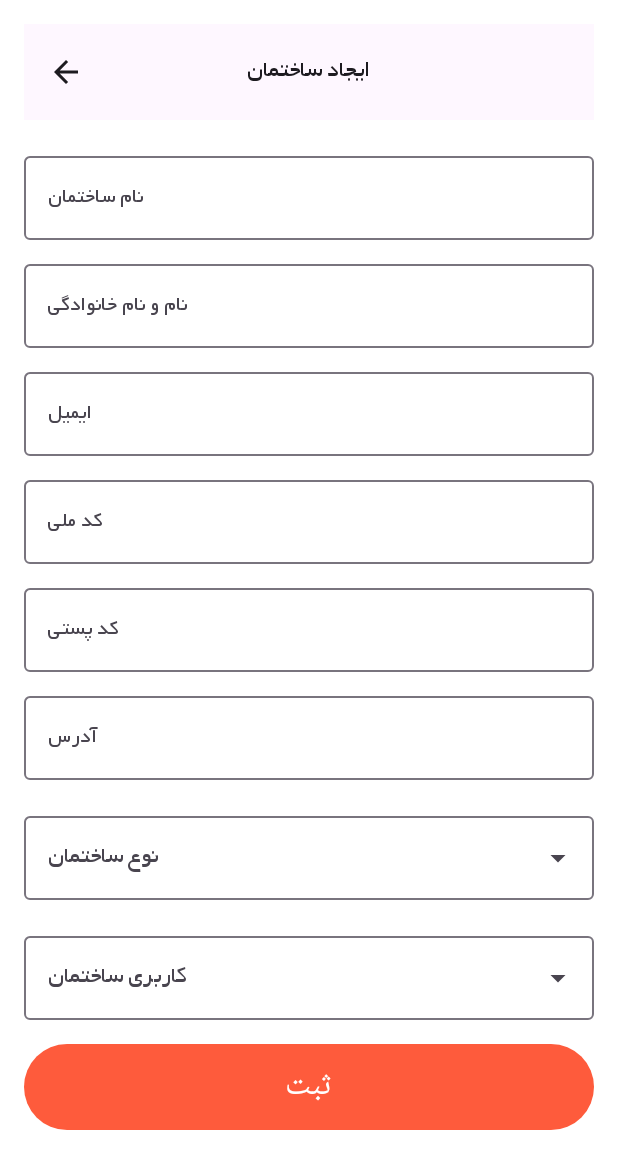
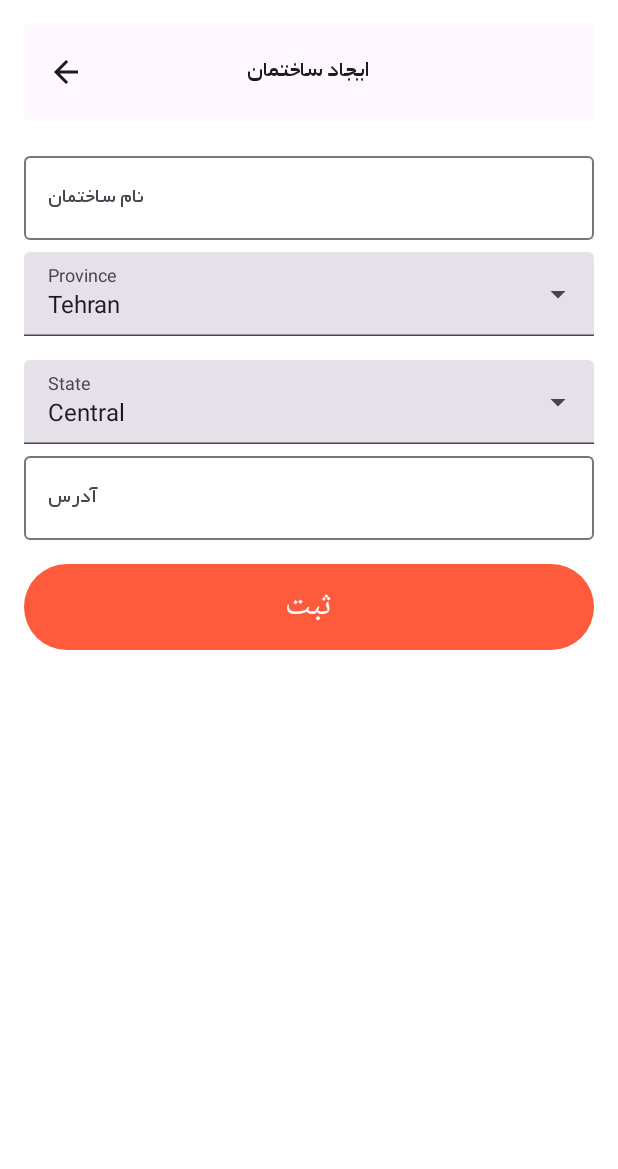
Before and after one commit to saraMousavi/Delta, an Android app built with Jetpack Compose: the screen it shows after launch (BuildingFormActivity), after a tap on "Add Building", on a phone screen of 412 x 824 dp. Shown: the top 1169 px of the screen. Run offline under Robolectric (Android 15) with nearby library versions, the phone set to English and light mode, and no system bars; our stand-ins replace Room's generated code.

Commit message:
Province and State

```diff
--- a/app/src/main/java/com/example/delta/BuildingFormActivity.kt
+++ b/app/src/main/java/com/example/delta/BuildingFormActivity.kt
@@ -63,14 +63,20 @@ fun BuildingFormScreen(
     var postCode by remember { mutableStateOf("") }
     var address by remember { mutableStateOf("") }
     val context = LocalContext.current
-
+    key(viewModel.getAllBuildings()){
     LazyColumn(
         modifier = Modifier
             .fillMaxSize()
             .padding(16.dp)
     ) {
-        item{CenterAlignedTopAppBar(
-            title = { Text( text = context.getString(R.string.buildings_form) , style = MaterialTheme.typography.bodyLarge) },
+        item {
+            CenterAlignedTopAppBar(
+                title = {
+                    Text(
+                        text = context.getString(R.string.buildings_form),
+                        style = MaterialTheme.typography.bodyLarge
+                    )
+                },
                 navigationIcon = {
                     IconButton(onClick = {
                         (context as? BuildingFormActivity)?.finish()
@@ -78,8 +84,9 @@ fun BuildingFormScreen(
                         Icon(Icons.AutoMirrored.Filled.ArrowBack, contentDescription = "Back")
                     }
                 }
-        )}
-        item{Spacer(modifier = Modifier.height(16.dp))}
+            )
+        }
+        item { Spacer(modifier = Modifier.height(16.dp)) }
 
         item {
             OutlinedTextField(
@@ -99,74 +106,78 @@ fun BuildingFormScreen(
         }
 
         item {
-            OutlinedTextField(
-                value = ownerName,
-                onValueChange = { ownerName = it },
-                label = {
-                    Text(
-                        text = context.getString(R.string.name_family),
-                        style = MaterialTheme.typography.titleMedium
-                    )
-                },
-                modifier = Modifier.fillMaxWidth()
-            )
+            ProvinceStateSelector(viewModel = viewModel)
         }
 
-        item {
-            Spacer(modifier = Modifier.height(8.dp))
-        }
+//        item {
+//            OutlinedTextField(
+//                value = ownerName,
+//                onValueChange = { ownerName = it },
+//                label = {
+//                    Text(
+//                        text = context.getString(R.string.name_family),
+//                        style = MaterialTheme.typography.titleMedium
+//                    )
+//                },
+//                modifier = Modifier.fillMaxWidth()
+//            )
+//        }
+//
+//        item {
+//            Spacer(modifier = Modifier.height(8.dp))
+//        }
 
-        item {
-            OutlinedTextField(
-                value = email,
-                onValueChange = { email = it },
-                label = {
-                    Text(
-                        text = context.getString(R.string.email),
-                        style = MaterialTheme.typography.titleMedium
-                    )
-                },
-                modifier = Modifier.fillMaxWidth()
-            )
-        }
+//        item {
+//            OutlinedTextField(
+//                value = email,
+//                onValueChange = { email = it },
+//                label = {
+//                    Text(
+//                        text = context.getString(R.string.email),
+//                        style = MaterialTheme.typography.titleMedium
+//                    )
+//                },
+//                modifier = Modifier.fillMaxWidth()
+//            )
+//        }
+//
+//        item {
+//            Spacer(modifier = Modifier.height(8.dp))
+//        }
 
-        item {
-            Spacer(modifier = Modifier.height(8.dp))
-        }
+//        item {
+//            OutlinedTextField(
+//                value = nationalCode,
+//                onValueChange = { nationalCode = it },
+//                label = {
+//                    Text(
+//                        text = context.getString(R.string.national_code),
+//                        style = MaterialTheme.typography.titleMedium
+//                    )
+//                },
+//                modifier = Modifier.fillMaxWidth()
+//            )
+//        }
+//
+//        item { Spacer(modifier = Modifier.height(8.dp)) }
 
-        item {
-            OutlinedTextField(
-                value = nationalCode,
-                onValueChange = { nationalCode = it },
-                label = {
-                    Text(
-                        text = context.getString(R.string.national_code),
-                        style = MaterialTheme.typography.titleMedium
-                    )
-                },
-                modifier = Modifier.fillMaxWidth()
-            )
-        }
-
-        item{Spacer(modifier = Modifier.height(8.dp))}
-
-        item {
-            OutlinedTextField(
-                value = postCode,
-                onValueChange = { postCode = it },
-                label = {
-                    Text(
-                        text = context.getString(R.string.post_code),
-                        style = MaterialTheme.typography.titleMedium
-                    )
-                },
-                modifier = Modifier.fillMaxWidth()
-            )
-        }
-
-        item {
-            Spacer(modifier = Modifier.height(8.dp))
-        }
+//        item {
+//            OutlinedTextField(
+//                value = postCode,
+//                onValueChange = { postCode = it },
+//                label = {
+//                    Text(
+//                        text = context.getString(R.string.post_code),
+//                        style = MaterialTheme.typography.titleMedium
+//                    )
+//                },
+//                modifier = Modifier.fillMaxWidth()
+//            )
+//        }
+//
+//        item {
+//            Spacer(modifier = Modifier.height(8.dp))
+//        }
 
 
 
@@ -187,43 +198,48 @@ fun BuildingFormScreen(
             Spacer(modifier = Modifier.height(16.dp))
         }
 
-        // Building Type Dropdown
-        item {
-            ExposedDropdownMenuBoxExample(
-                items = buildingTypes,
-                selectedItem = selectedBuildingTypes,
-                onItemSelected = { selectedBuildingTypes = it },
-                label = context.getString(R.string.building_type),
-                itemLabel = { it.buildingTypeName }
-            )
-        }
+//        // Building Type Dropdown
+//        item {
+//            ExposedDropdownMenuBoxExample(
+//                items = buildingTypes,
+//                selectedItem = selectedBuildingTypes,
+//                onItemSelected = { selectedBuildingTypes = it },
+//                label = context.getString(R.string.building_type),
+//                itemLabel = { it.buildingTypeName }
+//            )
+//        }
+//
+//        item {
+//            Spacer(modifier = Modifier.height(16.dp))
+//        }
+//
+//        // Building Usage Dropdown
+//        item {
+//            ExposedDropdownMenuBoxExample(
+//                items = buildingUsages,
+//                selectedItem = selectedBuildingUsages,
+//                onItemSelected = { selectedBuildingUsages = it },
+//                label = context.getString(R.string.building_usage),
+//                itemLabel = { it.buildingUsageName }
+//            )
+//        }
+//
+//        item {
+//            Spacer(modifier = Modifier.height(16.dp))
+//        }
 
         item {
-            Spacer(modifier = Modifier.height(16.dp))
-        }
-
-        // Building Usage Dropdown
-        item {
-            ExposedDropdownMenuBoxExample(
-                items = buildingUsages,
-                selectedItem = selectedBuildingUsages,
-                onItemSelected = { selectedBuildingUsages = it },
-                label = context.getString(R.string.building_usage),
-                itemLabel = { it.buildingUsageName }
-            )
-        }
-
-        item {
-            Spacer(modifier = Modifier.height(16.dp))
-        }
-
-        item{Button(
+            Button(
                 modifier = Modifier.fillMaxWidth(),
                 onClick = {
                     // Handle form submission
                     if (selectedBuildingTypes?.id != null && selectedBuildingUsages?.id != null) {
-                    Log.d("BuildingForm", "Building Type ID: ${selectedBuildingTypes?.id}, Building Usage ID: ${selectedBuildingUsages?.id}")
-                    viewModel.insertBuildings(Buildings(
+                        Log.d(
+                            "BuildingForm",
+                            "Building Type ID: ${selectedBuildingTypes?.id}, Building Usage ID: ${selectedBuildingUsages?.id}"
+                        )
+                        viewModel.insertBuildings(
+                            Buildings(
                                 name = name,
                                 ownerName = ownerName,
                                 phone = phone,
@@ -235,7 +251,8 @@ fun BuildingFormScreen(
                                 currentBalance = 0,
                                 buildingTypeId = selectedBuildingTypes?.id!!,
                                 buildingUsageId = selectedBuildingUsages?.id!!
-                    ))
+                            )
+                        )
                         // Optionally, navigate back or clear the form
                         (context as? BuildingFormActivity)?.finish()
                     } else {
@@ -244,7 +261,8 @@ fun BuildingFormScreen(
                 },
                 colors = ButtonDefaults.buttonColors(
                     containerColor = Color(context.getColor(R.color.secondary_color)) // Change button text color
-            )) {
+                )
+            ) {
                 Text(
                     text = context.getString(R.string.insert),
                     modifier = Modifier.padding(2.dp),
@@ -254,3 +272,4 @@ fun BuildingFormScreen(
         }
     }
 }
+}
--- a/app/src/main/java/com/example/delta/Compose.kt
+++ b/app/src/main/java/com/example/delta/Compose.kt
@@ -1,6 +1,9 @@
+@file:OptIn(ExperimentalMaterial3Api::class)
+
 package com.example.delta
 
 import android.annotation.SuppressLint
+import android.util.Log
 import androidx.compose.foundation.layout.Box
 import androidx.compose.foundation.layout.Column
 import androidx.compose.foundation.layout.Row
@@ -34,9 +37,13 @@ import androidx.compose.material3.Surface
 import androidx.compose.material3.SwipeToDismissBox
 import androidx.compose.material3.SwipeToDismissBoxValue
 import androidx.compose.material3.Text
+import androidx.compose.material3.TextField
 import androidx.compose.material3.rememberSwipeToDismissBoxState
 import androidx.compose.runtime.Composable
+import androidx.compose.runtime.ComposableTarget
+import androidx.compose.runtime.collectAsState
 import androidx.compose.runtime.getValue
+import androidx.compose.runtime.key
 import androidx.compose.runtime.mutableStateOf
 import androidx.compose.runtime.remember
 import androidx.compose.runtime.setValue
@@ -49,6 +56,8 @@ import androidx.compose.ui.unit.TextUnit
 import androidx.compose.ui.unit.dp
 import androidx.compose.ui.window.Dialog
 import androidx.lifecycle.ViewModel
+import com.example.delta.init.IranianLocations
+import com.example.delta.viewmodel.BuildingsViewModel
 
 @Composable
 fun Greeting(name: String, modifier: Modifier = Modifier, fontSize: TextUnit) {
@@ -365,3 +374,88 @@ fun <T> ExposedDropdownMenuBoxExample(
         }
     }
 }
+
+
+@Composable
+fun ProvinceStateSelector(
+    viewModel: BuildingsViewModel,
+    modifier: Modifier = Modifier
+) {
+    var provinceExpanded by remember { mutableStateOf(false) }
+    var stateExpanded by remember { mutableStateOf(false) }
+
+    val selectedProvince by viewModel.province.collectAsState()
+    val selectedState by viewModel.state.collectAsState()
+    val availableStates by viewModel.availableStates.collectAsState()
+
+    // Province Selector
+    ExposedDropdownMenuBox(
+        expanded = provinceExpanded,
+        onExpandedChange = { provinceExpanded = !provinceExpanded }
+    ) {
+        TextField(
+            modifier = modifier.fillMaxWidth(),
+            readOnly = true,
+            value = selectedProvince,
+            onValueChange = {},
+            label = { Text("Province") },
+            trailingIcon = { ExposedDropdownMenuDefaults.TrailingIcon(expanded = provinceExpanded) }
+        )
+
+        ExposedDropdownMenu(
+            expanded = provinceExpanded,
+            onDismissRequest = { provinceExpanded = false }
+        ) {
+            IranianLocations.provinces.keys.forEach { province ->
+                DropdownMenuItem(
+                    text = { Text(province) },
+                    onClick = {
+                        viewModel.onProvinceSelected(province)
+                        provinceExpanded = false
+                    }
+                )
+            }
+        }
+    }
+
+    Spacer(modifier = Modifier.height(16.dp))
+
+    // State Selector
+    key(availableStates){ //  Add key here to force recomposition
+        ExposedDropdownMenuBox(
+            expanded = stateExpanded,
+            onExpandedChange = { stateExpanded = !stateExpanded }
+        ) {
+            TextField(
+                modifier = modifier.fillMaxWidth(),
+                readOnly = true,
+                value = selectedState,
+                onValueChange = {},
+                label = { Text("State") },
+                trailingIcon = { ExposedDropdownMenuDefaults.TrailingIcon(expanded = stateExpanded) }
+            )
+
+            ExposedDropdownMenu(
+                expanded = stateExpanded,
+                onDismissRequest = { stateExpanded = false }
+            ) {
+                if (availableStates.isEmpty()) {
+                    DropdownMenuItem(
+                        text = { Text("No states available") },
+                        onClick = {}
+                    )
+                } else {
+                    availableStates.forEach { state ->
+                        DropdownMenuItem(
+                            text = { Text(state) },
+                            onClick = {
+                                viewModel.onStateSelected(state)
+                                stateExpanded = false
+                            }
+                        )
+                    }
+                }
+            }
+        }
+    }
+}
--- a/app/src/main/java/com/example/delta/data/entity/Buildings.kt
+++ b/app/src/main/java/com/example/delta/data/entity/Buildings.kt
@@ -40,6 +40,8 @@ data class Buildings(
     val address: String,
     val fundNumber: Long,
     val currentBalance: Long,
+    val province: String = "Tehran",  // Default province
+    val state: String = "Central" ,     // Default state
     val buildingTypeId: Int? = null,
     val buildingUsageId: Int? = null
 ) : Parcelable
--- /dev/null
+++ b/app/src/main/java/com/example/delta/init/IranianLocations.kt
@@ -0,0 +1,12 @@
+package com.example.delta.init
+
+object IranianLocations {
+    val provinces = mapOf(
+        "Tehran" to listOf("Central", "North", "South", "West", "East"),
+        "Isfahan" to listOf("Central", "North", "South", "East", "West"),
+        "Fars" to listOf("Shiraz", "Marvdasht", "Kazerun"),
+        "Mazandaran" to listOf("Sari", "Babol", "Amol"),
+        "Khorasan" to listOf("Mashhad", "Neyshabur", "Sabzevar")
+        // Add more provinces and their states
+    )
+}
--- a/app/src/main/java/com/example/delta/viewmodel/BuildingsViewModel.kt
+++ b/app/src/main/java/com/example/delta/viewmodel/BuildingsViewModel.kt
@@ -1,6 +1,8 @@
 package com.example.delta.viewmodel
 
 import android.app.Application
+import android.util.Log
+import androidx.compose.runtime.MutableState
 import androidx.compose.runtime.mutableStateOf
 import androidx.lifecycle.AndroidViewModel
 import androidx.lifecycle.ViewModel
@@ -13,8 +15,14 @@ import com.example.delta.data.entity.Debts
 import com.example.delta.data.entity.Earnings
 import com.example.delta.data.entity.Units
 import com.example.delta.data.model.AppDatabase
+import com.example.delta.init.IranianLocations
 import kotlinx.coroutines.flow.Flow
 import kotlinx.coroutines.flow.MutableStateFlow
+import kotlinx.coroutines.flow.SharingStarted
+import kotlinx.coroutines.flow.StateFlow
+import kotlinx.coroutines.flow.asStateFlow
+import kotlinx.coroutines.flow.map
+import kotlinx.coroutines.flow.stateIn
 
 class BuildingsViewModel(application: Application) : AndroidViewModel(application) {
     private val database = AppDatabase.getDatabase(application)
@@ -28,6 +36,40 @@ class BuildingsViewModel(application: Application) : AndroidViewModel(applicatio
     val showUnitsDialog = mutableStateOf(false)
 
     private val buildingsDao = database.buildingsDao()
+
+    private val _province = MutableStateFlow("Tehran")
+    val province: StateFlow<String> = _province.asStateFlow()
+
+    private val _state = MutableStateFlow("Central")
+    val state: StateFlow<String> = _state.asStateFlow()
+
+    // Track available states for current province
+    val availableStates: StateFlow<List<String>> = _province
+        .map { province ->
+            Log.d("ProvinceMapping", "Mapping Province: $province")  // Log here!
+            Log.d("IranianLocations.provinces[province]", IranianLocations.provinces[province].toString())
+            IranianLocations.provinces[province] ?: emptyList()
+        }
+        .stateIn(
+            scope = viewModelScope,
+            started = SharingStarted.WhileSubscribed(5_000), // Adjust the timeout as needed
+            initialValue = IranianLocations.provinces["Tehran"] ?: emptyList()
+        )
+
+    fun onProvinceSelected(province: String) {
+        Log.d("ProvinceSelected", "Selected Province: $province")
+        _province.value = province
+
+        // Update state only if the selected province exists in IranianLocations
+        _state.value = IranianLocations.provinces[province]?.firstOrNull() ?: ""
+        Log.d("NewState", "New State: ${_state.value}")  // Debug: Check state update
+
+    }
+
+    fun onStateSelected(state: String) {
+        _state.value = state
+        Log.d("StateSelected", "Selected State: $state")
+    }
 
     fun insertBuildings(buildings: Buildings) {
         viewModelScope.launch {
```
Also changed, not shown: app/src/main/java/com/example/delta/data/entity/Earnings.kt (+0 -11 lines), app/src/main/java/com/example/delta/data/entity/Owners.kt (added, +21 -0 lines), app/src/main/java/com/example/delta/data/entity/Tenants.kt (added, +21 -0 lines), 1 other file. Lines whose indentation alone changed are shown as unchanged.
